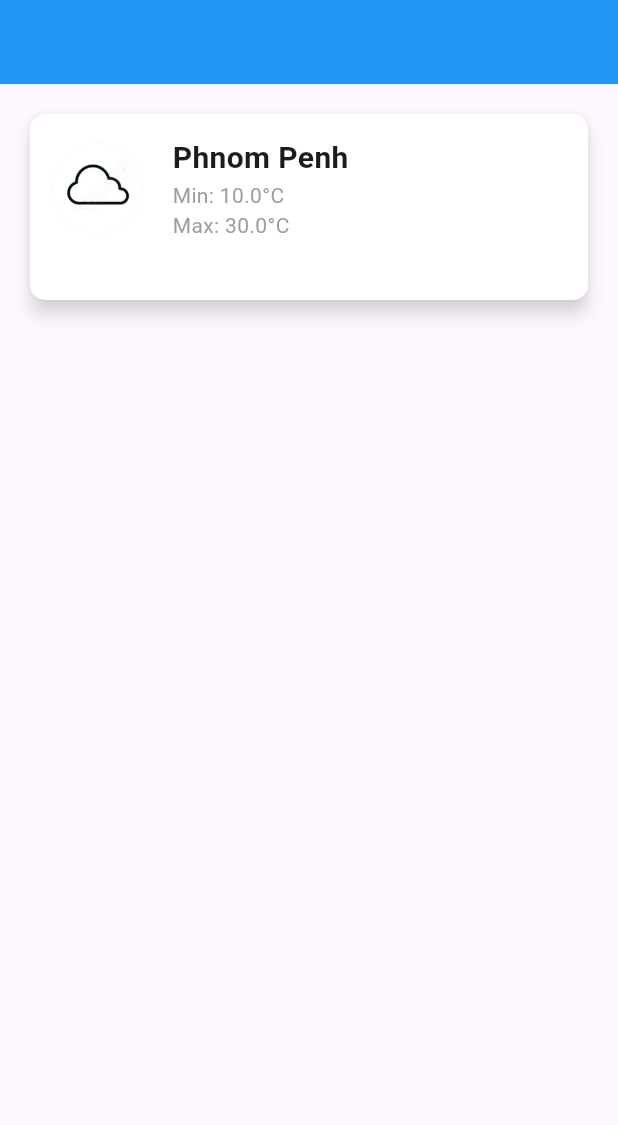
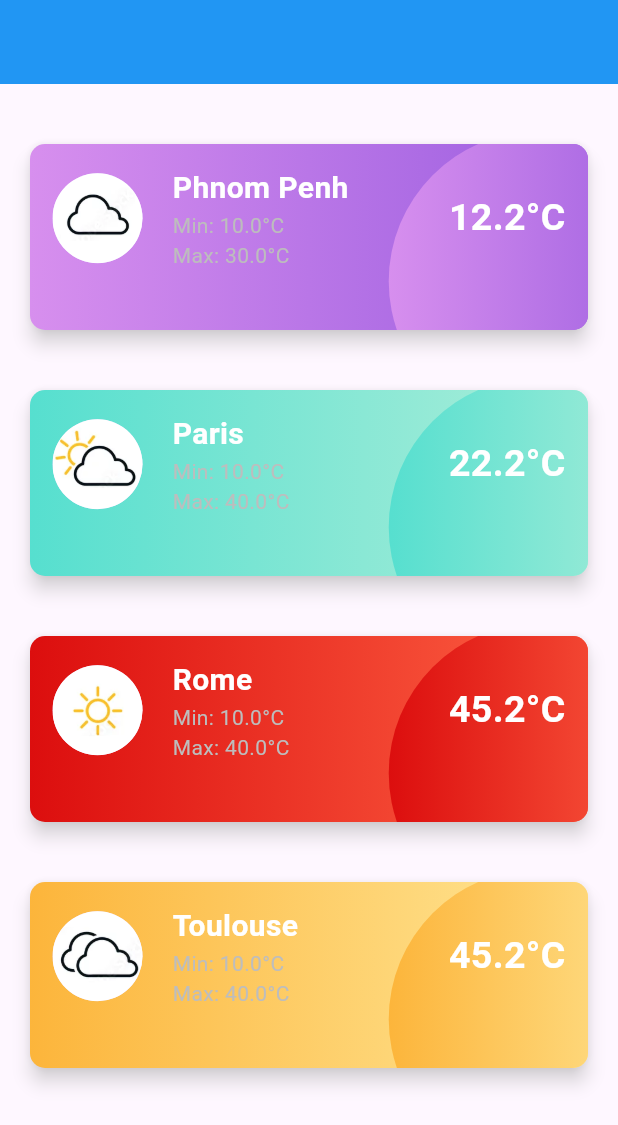
Before and after one commit to YongVuthivathnakk/W5-Stateless_Widget-Practice-Flutter, a Flutter app: the screen it shows after launch, on a phone screen of 412 x 824 dp. Shown: the top 1125 px of the screen. Run offline on Flutter 3.47's test engine with Material 3 defaults, Android fonts, the phone set to English and light mode, and no system bars.

Commit message:
finalize

```diff
--- a/lib/pages/exercise4/exercise4.dart
+++ b/lib/pages/exercise4/exercise4.dart
@@ -1,4 +1,62 @@
 import 'package:flutter/material.dart';
+
+enum Weather {
+  phnomPenh(
+    city: "Phnom Penh",
+    image: 'assets/images/ex4/cloudy.png',
+    min: '10.0',
+    max: '30.0',
+    temperature: '12.2',
+    color1: Color(0xFFD78FEE),
+    color2: Color(0xFF9B5DE0),
+  ),
+  paris(
+    city: "Paris",
+    image: 'assets/images/ex4/sunnyCloudy.png',
+    min: '10.0',
+    max: '40.0',
+    temperature: '22.2',
+    color1: Color(0xFF56DFCF),
+    color2: Color(0xFFADEED9),
+  ),
+
+  rome(
+    city: "Rome",
+    image: 'assets/images/ex4/sunny.png',
+    min: '10.0',
+    max: '40.0',
+    temperature: '45.2',
+    color1: Color(0xFFDC0E0E),
+    color2: Color(0xFFFE6244),
+  ),
+  toulouse(
+    city: "Toulouse",
+    image: 'assets/images/ex4/veryCloudy.png',
+    min: '10.0',
+    max: '40.0',
+    temperature: '45.2',
+    color1: Color(0xFFFCB53B),
+    color2: Color(0xFFFFE797),
+  );
+
+  final String city;
+  final String image;
+  final String min;
+  final String max;
+  final String temperature;
+  final Color color1;
+  final Color color2;
+
+  const Weather({
+    required this.city,
+    required this.image,
+    required this.min,
+    required this.max,
+    required this.temperature,
+    this.color1 = const Color(0xFFD78FEE),
+    this.color2 = const Color(0xFF9B5DE0),
+  });
+}
 
 class Exercise4 extends StatelessWidget {
   const Exercise4({super.key});
@@ -14,52 +72,41 @@ class Exercise4 extends StatelessWidget {
             child: Column(
               // Cards Container
               children: [
-                PhysicalModel(
-                  //Card model
-                  color: Colors.white,
-                  shadowColor: const Color.fromRGBO(238, 238, 238, 1),
-                  borderRadius: BorderRadius.circular(10),
-                  elevation: 5.0,
-
-                  child: Container(
-                    padding: EdgeInsets.only(
-                      left: 15,
-                      right: 15,
-                      top: 15,
-                      bottom: 40,
-                    ),
-                    child: Row(
-                      children: [
-                        CircleAvatar(
-                          backgroundImage: AssetImage(
-                            "assets/images/ex4/cloudy.png",
-                          ),
-                          radius: 30,
-                        ),
-                        SizedBox(width: 20),
-                        Column(
-                          crossAxisAlignment: CrossAxisAlignment.start,
-                          children: [
-                            Text(
-                              "Phnom Penh",
-                              style: TextStyle(
-                                fontSize: 20,
-                                fontWeight: FontWeight.bold,
-                              ),
-                            ),
-                            Text(
-                              "Min: 10.0°C",
-                              style: TextStyle(color: Colors.grey),
-                            ),
-                            Text(
-                              "Max: 30.0°C",
-                              style: TextStyle(color: Colors.grey),
-                            ),
-                          ],
-                        ),
-                      ],
-                    ),
-                  ),
+                WeatherButton(
+                  city: Weather.phnomPenh.city,
+                  image: Weather.phnomPenh.image,
+                  min: Weather.phnomPenh.min,
+                  max: Weather.phnomPenh.max,
+                  temperature: Weather.phnomPenh.temperature,
+                  color1: Weather.phnomPenh.color1,
+                  color2: Weather.phnomPenh.color2,
+                ),
+                WeatherButton(
+                  city: Weather.paris.city,
+                  image: Weather.paris.image,
+                  min: Weather.paris.min,
+                  max: Weather.paris.max,
+                  temperature: Weather.paris.temperature,
+                  color1: Weather.paris.color1,
+                  color2: Weather.paris.color2,
+                ),
+                WeatherButton(
+                  city: Weather.rome.city,
+                  image: Weather.rome.image,
+                  min: Weather.rome.min,
+                  max: Weather.rome.max,
+                  temperature: Weather.rome.temperature,
+                  color1: Weather.rome.color1,
+                  color2: Weather.rome.color2,
+                ),
+                WeatherButton(
+                  city: Weather.toulouse.city,
+                  image: Weather.toulouse.image,
+                  min: Weather.toulouse.min,
+                  max: Weather.toulouse.max,
+                  temperature: Weather.toulouse.temperature,
+                  color1: Weather.toulouse.color1,
+                  color2: Weather.toulouse.color2,
                 ),
               ],
             ),
@@ -69,3 +116,105 @@ class Exercise4 extends StatelessWidget {
     );
   }
 }
+
+class WeatherButton extends StatelessWidget {
+  final String city;
+  final String image;
+  final String min;
+  final String max;
+  final String temperature;
+  final Color color1;
+  final Color color2;
+
+  const WeatherButton({
+    super.key,
+    required this.city,
+    required this.image,
+    required this.min,
+    required this.max,
+    required this.temperature,
+    this.color1 = const Color(0xFFD78FEE),
+    this.color2 = const Color(0xFF9B5DE0),
+  });
+
+  @override
+  Widget build(BuildContext context) {
+    return Container(
+      margin: EdgeInsets.symmetric(vertical: 20),
+      child: PhysicalModel(
+        //Card model
+        color: Colors.transparent,
+        shadowColor: const Color.fromRGBO(238, 238, 238, 1),
+        borderRadius: BorderRadius.circular(10),
+        elevation: 5.0,
+
+        child: Container(
+          clipBehavior: Clip.antiAlias,
+          padding: EdgeInsets.only(left: 15, right: 15, top: 15, bottom: 40),
+          decoration: BoxDecoration(
+            gradient: LinearGradient(colors: [color1, color2]),
+            borderRadius: BorderRadius.circular(10),
+          ),
+          child: Row(
+            mainAxisAlignment: MainAxisAlignment.spaceBetween,
+            children: [
+              Row(
+                children: [
+                  CircleAvatar(backgroundImage: AssetImage(image), radius: 30),
+                  SizedBox(width: 20),
+                  Column(
+                    crossAxisAlignment: CrossAxisAlignment.start,
+                    children: [
+                      Text(
+                        city,
+                        style: TextStyle(
+                          fontSize: 20,
+                          color: Colors.white,
+                          fontWeight: FontWeight.bold,
+                        ),
+                      ),
+                      Text(
+                        "Min: $min°C",
+                        style: TextStyle(color: Colors.grey.shade400),
+                      ),
+                      Text(
+                        "Max: $max°C",
+                        style: TextStyle(color: Colors.grey.shade400),
+                      ),
+                    ],
+                  ),
+                ],
+              ),
+              Stack(
+                clipBehavior: Clip.none,
+                children: [
+                  Positioned(
+                    left: -40,
+                    top: -40,
+                    child: Container(
+                      height: 200,
+                      width: 200,
+
+                      decoration: BoxDecoration(
+                        gradient: LinearGradient(colors: [color1, color2]),
+                        shape: BoxShape.circle,
+                      ),
+                    ),
+                  ),
+                  Text(
+                    "$temperature°C",
+                    style: TextStyle(
+                      color: Colors.white,
+                      fontSize: 25,
+                      fontWeight: FontWeight.bold,
+                    ),
+                  ),
+                ],
+              ),
+            ],
+          ),
+        ),
+      ),
+    );
+  }
+}
```
